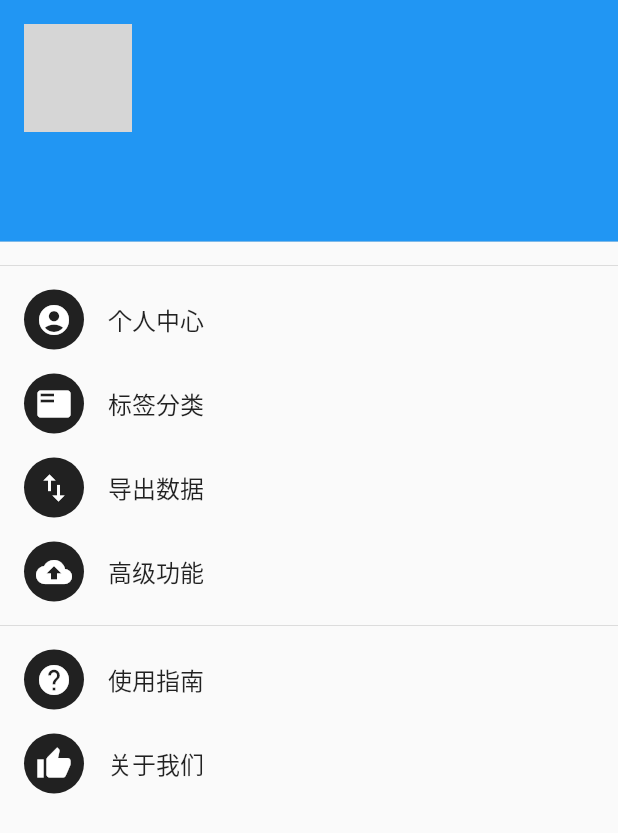
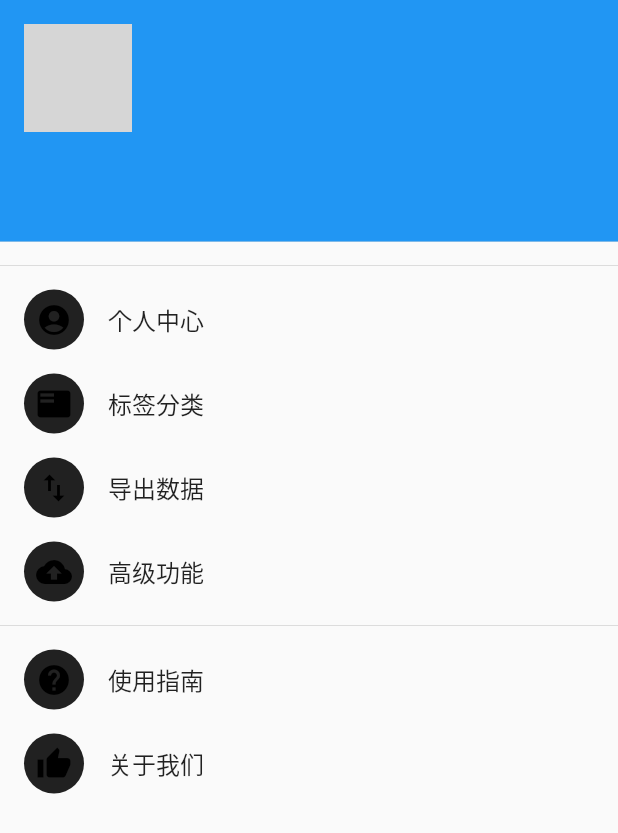
Before and after one commit to scutse-man-month-myth/InkYear, a Flutter app: the DrawerPage screen opened directly with empty values, on a phone screen of 412 x 824 dp. Shown: the top 833 px of the screen. Run offline on Flutter 3.47's test engine with Material 2 defaults, Android fonts, the phone set to English and light mode, and no system bars; our stand-ins replace flutter_swiper; missing offline and left inert: flutter_seekbar; grey boxes are pictures that could not be loaded.

Commit message:
一些常量、依赖和配置的更新 _author = 'LotteWong' _date = '20190505'

```diff
--- a/frontend_dev/lib/constants/ThemeColors.dart
+++ b/frontend_dev/lib/constants/ThemeColors.dart
@@ -2,8 +2,8 @@ import 'package:flutter/material.dart';
 
 class ThemeColors {
 
-  static final Color primaryColor = Colors.black;
-  static final Color accentColor = Colors.white;
+  static final Color primaryColor = Colors.white;
+  static final Color accentColor = Colors.black;
   static final Color backgroundColor = Colors.white;
   static final Color iconColor = Colors.black;
   static final Color textColor = Colors.black;
```
Also changed, not shown: frontend_dev/pubspec.yaml (+10 -0 lines), frontend_dev/imgs/background2.jpg, 2 other files.
